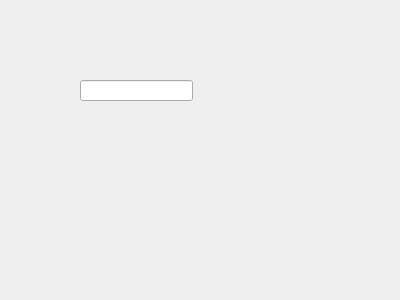
The window that weatherwindow.ui (steven938/Raspi-Widget) describes before a commit, drawn with Qt 5.
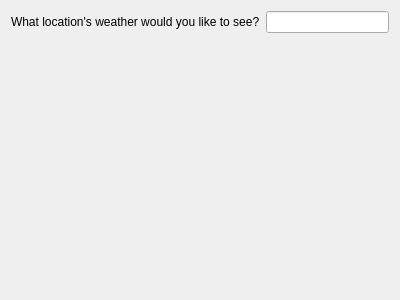
The same window after the commit.

Patch:
```diff
--- a/weatherwindow.ui
+++ b/weatherwindow.ui
@@ -13,16 +13,18 @@
   <property name="windowTitle">
    <string>Habari | Weather</string>
   </property>
-  <widget class="QLineEdit" name="lineEdit">
-   <property name="geometry">
-    <rect>
-     <x>80</x>
-     <y>80</y>
-     <width>113</width>
-     <height>21</height>
-    </rect>
-   </property>
-  </widget>
+  <layout class="QFormLayout" name="formLayout">
+   <item row="0" column="0">
+    <widget class="QLabel" name="label">
+     <property name="text">
+      <string>What location's weather would you like to see?</string>
+     </property>
+    </widget>
+   </item>
+   <item row="0" column="1">
+    <widget class="QLineEdit" name="searchBar"/>
+   </item>
+  </layout>
  </widget>
  <resources/>
  <connections/>
```
